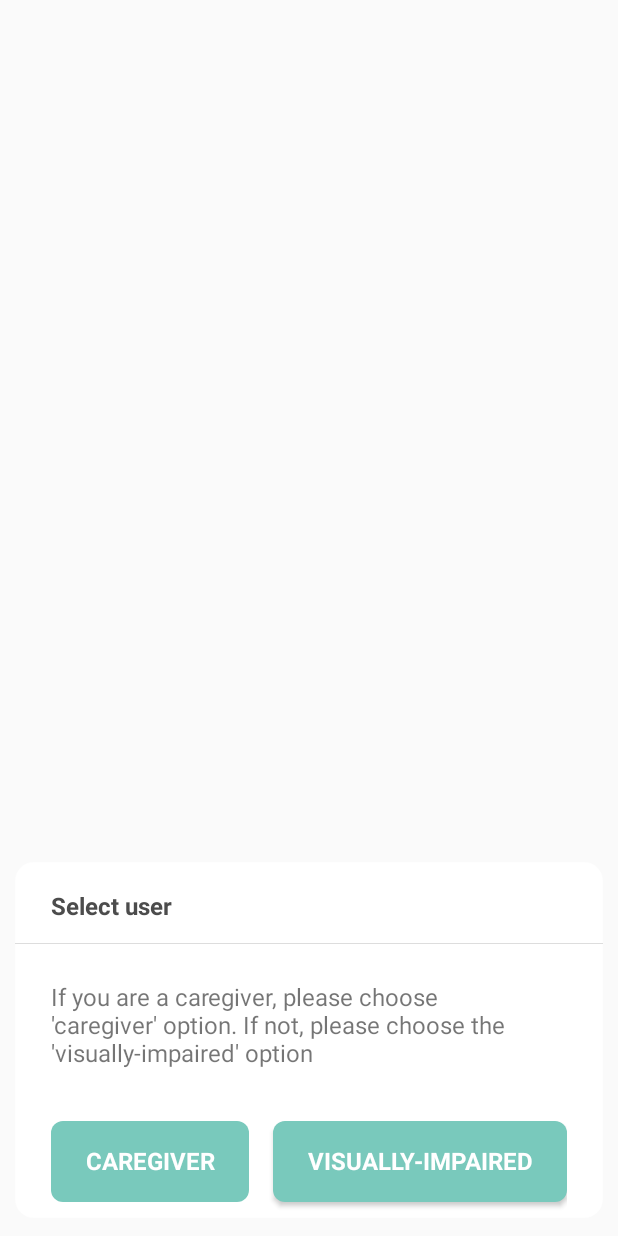
After one commit to mayankchaudhary19/BlindLink, an Android app: the layout dialog_initial_login.xml on its own in the app's theme, with its tools: preview values and no code run, on a phone screen of 412 x 824 dp. The commit adds this screen. Run offline under Robolectric (Android 15) with nearby library versions, the phone set to English and light mode, and no system bars; Roboto replaces fonts that are not available here.

Commit message:
added users' functionality

```diff
--- a/app/build.gradle
+++ b/app/build.gradle
@@ -20,6 +20,11 @@ android {
             minifyEnabled false
             proguardFiles getDefaultProguardFile('proguard-android-optimize.txt'), 'proguard-rules.pro'
         }
+    }
+
+    compileOptions {
+        sourceCompatibility JavaVersion.VERSION_1_8
+        targetCompatibility JavaVersion.VERSION_1_8
     }
 }
 
--- a/app/src/main/java/com/example/blindlink/utils/SharedPref.java
+++ b/app/src/main/java/com/example/blindlink/utils/SharedPref.java
@@ -10,7 +10,8 @@ public class SharedPref
     public static final String HOME_LATITUDE = "HOME_LATITUDE";
     public static final String HOME_LONGITUDE = "HOME_LONGITUDE";
     public static final String CAREGIVER_CONTACT = "CAREGIVER_CONTACT";
-    public static final String CAREGIVER_EMAIL = "CAREGIVER_EMAIL";
+    public static final String VISUALLY_IMPAIRED_CONTACT = "VISUALLY_IMPAIRED_CONTACT";
+    public static final String USER_TYPE = "USER_TYPE";
     private SharedPref()
     {
 
--- /dev/null
+++ b/app/src/main/res/drawable/bg_all_colour_12dp.xml
@@ -0,0 +1,10 @@
+<?xml version="1.0" encoding="utf-8"?>
+<layer-list xmlns:android="http://schemas.android.com/apk/res/android">
+    <item>
+        <shape android:shape="rectangle">
+            <corners android:radius="12dp"/>
+            <solid android:color="#FFFFFF" />
+            <stroke android:width="0.5dp" android:color="#80E3E3E3"/>
+        </shape>
+    </item>
+</layer-list>
--- /dev/null
+++ b/app/src/main/res/layout/dialog_initial_login.xml
@@ -0,0 +1,97 @@
+<?xml version="1.0" encoding="utf-8"?>
+<androidx.constraintlayout.widget.ConstraintLayout xmlns:android="http://schemas.android.com/apk/res/android"
+    android:layout_width="match_parent"
+    android:layout_height="wrap_content"
+    xmlns:app="http://schemas.android.com/apk/res-auto"
+    android:layout_marginHorizontal="10dp"
+    android:layout_marginVertical="12dp"
+    android:layout_gravity="bottom"
+    android:background="@drawable/bg_all_colour_12dp"
+    android:backgroundTint="#FFFFFF">
+
+    <LinearLayout
+        android:layout_width="0dp"
+        android:layout_height="75dp"
+        android:layout_marginTop="24dp"
+        android:orientation="horizontal"
+        android:paddingHorizontal="24dp"
+        app:layout_constraintBottom_toBottomOf="parent"
+        app:layout_constraintEnd_toEndOf="parent"
+        app:layout_constraintStart_toStartOf="parent"
+        app:layout_constraintTop_toBottomOf="@+id/remove_dialog_desc">
+
+        <TextView
+            android:id="@+id/caregiver_user_btn"
+            android:layout_width="wrap_content"
+            android:layout_height="54dp"
+            android:layout_marginStart="0dp"
+            android:layout_marginTop="0dp"
+            android:layout_marginEnd="8dp"
+            android:layout_marginBottom="0dp"
+            android:elevation="0dp"
+            android:text="Caregiver"
+            android:background="@drawable/bg_savechangesbtn"
+            android:layout_gravity="center"
+            android:layout_weight="1"
+            android:gravity="center"
+            android:paddingBottom="1dp"
+            android:textAllCaps="true"
+            android:textColor="#FFFFFF"
+            android:textSize="16sp"
+            android:textStyle="bold"/>
+
+        <TextView
+            android:id="@+id/visually_impaired_user_btn"
+            android:layout_width="wrap_content"
+            android:layout_height="54dp"
+            android:layout_marginStart="8dp"
+            android:layout_weight="1"
+            android:elevation="2dp"
+            android:text="Visually-impaired"
+            android:layout_gravity="center"
+            android:layout_marginTop="0dp"
+            android:background="@drawable/bg_savechangesbtn"
+            android:gravity="center"
+            android:paddingBottom="1dp"
+            android:textAllCaps="true"
+            android:textColor="#FFFFFF"
+            android:textSize="16sp"
+            android:textStyle="bold"/>
+    </LinearLayout>
+
+    <TextView
+        android:id="@+id/remove_dialog_desc"
+        android:layout_width="0dp"
+        android:layout_height="wrap_content"
+        android:layout_marginTop="24dp"
+        android:layout_marginEnd="24dp"
+        android:text="If you are a caregiver, please choose 'caregiver' option. If not, please choose the 'visually-impaired' option"
+        android:textSize="16sp"
+        app:layout_constraintEnd_toEndOf="parent"
+        app:layout_constraintStart_toStartOf="@+id/remove_dialog_title"
+        app:layout_constraintTop_toBottomOf="@+id/divider8" />
+
+    <TextView
+        android:id="@+id/remove_dialog_title"
+        android:layout_width="wrap_content"
+        android:layout_height="wrap_content"
+        android:layout_marginStart="24dp"
+        android:layout_marginTop="18dp"
+        android:text="Select user"
+        android:textColor="#4C4C4C"
+        android:textSize="16sp"
+        android:textStyle="bold"
+        app:layout_constraintStart_toStartOf="parent"
+        app:layout_constraintTop_toTopOf="parent" />
+
+    <View
+        android:id="@+id/divider8"
+        android:layout_width="0dp"
+        android:layout_height="0.5dp"
+        android:layout_marginTop="14dp"
+        android:background="#DDDDDD"
+        app:layout_constraintEnd_toEndOf="parent"
+        app:layout_constraintStart_toStartOf="parent"
+        app:layout_constraintTop_toBottomOf="@+id/remove_dialog_title" />
+
+</androidx.constraintlayout.widget.ConstraintLayout>
--- a/build.gradle
+++ b/build.gradle
@@ -5,8 +5,8 @@ buildscript {
         jcenter()
     }
     dependencies {
-        classpath "com.android.tools.build:gradle:4.0.1"
-        classpath 'com.google.gms:google-services:4.3.4'
+        classpath "com.android.tools.build:gradle:4.0.2"
+        classpath 'com.google.gms:google-services:4.3.8'
 
         // NOTE: Do not place your application dependencies here; they belong
         // in the individual module build.gradle files
```
Also changed, not shown: app/src/main/java/com/example/blindlink/AccountActivity.java (+18 -20 lines), app/src/main/java/com/example/blindlink/MainActivity.java (+57 -3 lines), app/src/main/java/com/example/blindlink/utils/Dialogs.java (added, +26 -0 lines), app/src/main/res/layout/activity_account.xml (+13 -24 lines), app/src/main/res/layout/activity_main.xml (+7 -5 lines).
